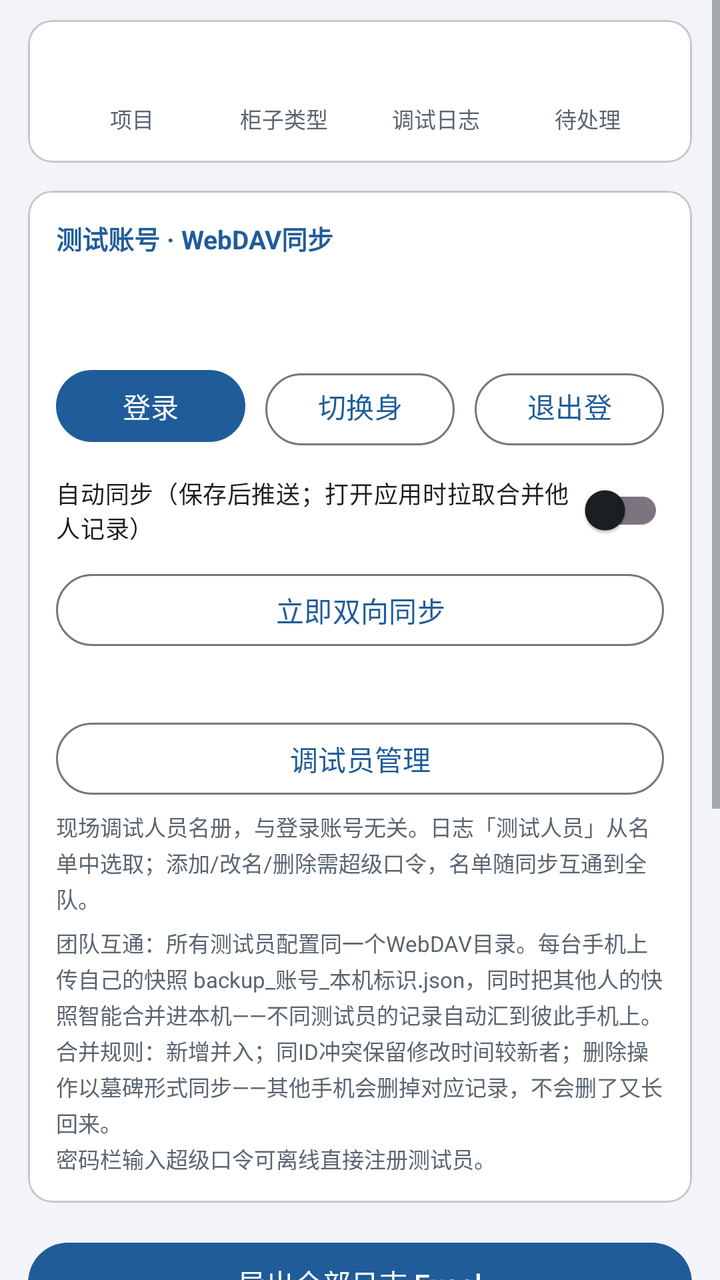
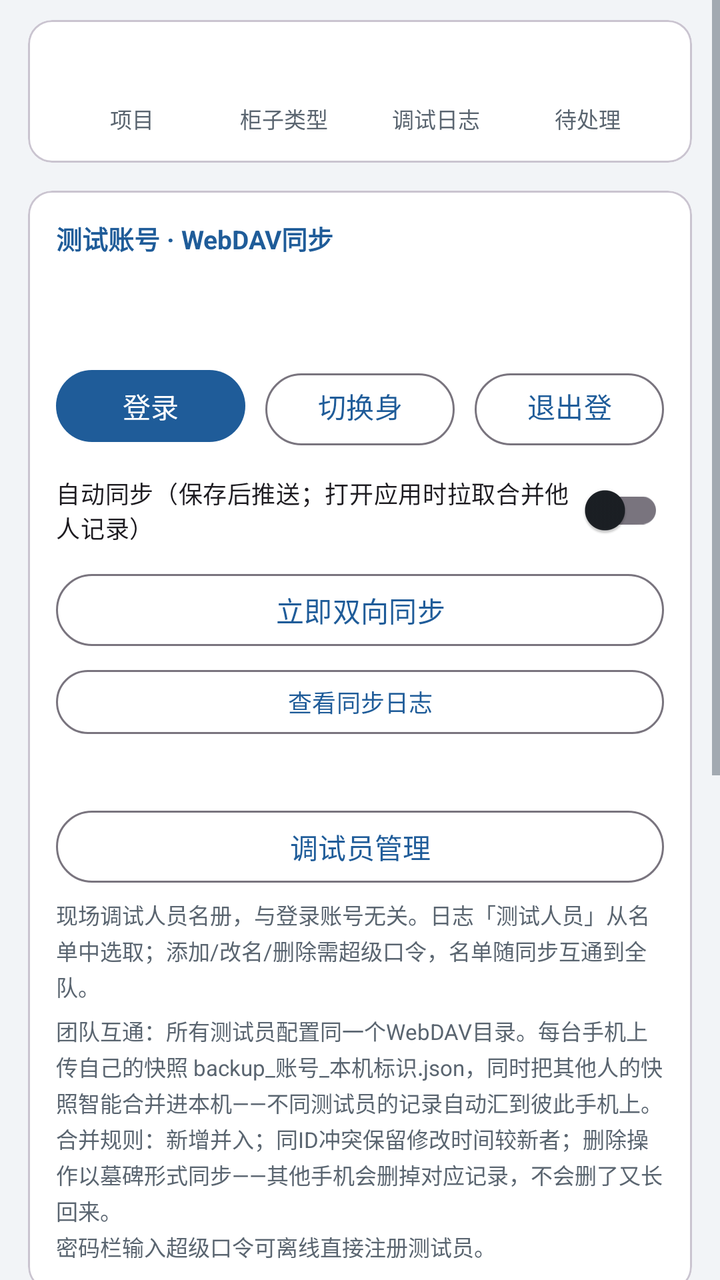

The first picture is an Android layout as it rendered before a commit; the second is the same layout after the commit. The layout source and the unified diff follow.
<!-- AndroidManifest.xml: application theme Theme.App -->
<!-- res/layout/fragment_tools.xml -->
<?xml version="1.0" encoding="utf-8"?>
<ScrollView xmlns:android="http://schemas.android.com/apk/res/android"
    android:layout_width="match_parent"
    android:layout_height="match_parent">

    <LinearLayout
        android:layout_width="match_parent"
        android:layout_height="wrap_content"
        android:orientation="vertical"
        android:paddingStart="14dp"
        android:paddingEnd="14dp"
        android:paddingBottom="24dp">

        <com.google.android.material.card.MaterialCardView
            android:layout_width="match_parent"
            android:layout_height="wrap_content"
            android:layout_marginTop="10dp">

            <LinearLayout
                android:layout_width="match_parent"
                android:layout_height="wrap_content"
                android:orientation="horizontal"
                android:padding="14dp">

                <LinearLayout
                    android:layout_width="0dp"
                    android:layout_height="wrap_content"
                    android:layout_weight="1"
                    android:gravity="center"
                    android:orientation="vertical">

                    <TextView
                        android:id="@+id/stat_projects"
                        android:layout_width="wrap_content"
                        android:layout_height="wrap_content"
                        android:textColor="?attr/colorPrimary"
                        android:textSize="20sp"
                        android:textStyle="bold" />

                    <TextView
                        android:layout_width="wrap_content"
                        android:layout_height="wrap_content"
                        android:text="@string/device_tab_projects"
                        android:textColor="@color/text_secondary"
                        android:textSize="11sp" />
                </LinearLayout>

                <LinearLayout
                    android:layout_width="0dp"
                    android:layout_height="wrap_content"
                    android:layout_weight="1"
                    android:gravity="center"
                    android:orientation="vertical">

                    <TextView
                        android:id="@+id/stat_types"
                        android:layout_width="wrap_content"
                        android:layout_height="wrap_content"
                        android:textColor="?attr/colorPrimary"
                        android:textSize="20sp"
                        android:textStyle="bold" />

                    <TextView
                        android:layout_width="wrap_content"
                        android:layout_height="wrap_content"
                        android:text="@string/device_tab_types"
                        android:textColor="@color/text_secondary"
                        android:textSize="11sp" />
                </LinearLayout>

                <LinearLayout
                    android:layout_width="0dp"
                    android:layout_height="wrap_content"
                    android:layout_weight="1"
                    android:gravity="center"
                    android:orientation="vertical">

                    <TextView
                        android:id="@+id/stat_logs"
                        android:layout_width="wrap_content"
                        android:layout_height="wrap_content"
                        android:textColor="?attr/colorPrimary"
                        android:textSize="20sp"
                        android:textStyle="bold" />

                    <TextView
                        android:layout_width="wrap_content"
                        android:layout_height="wrap_content"
                        android:text="@string/tab_logs"
                        android:textColor="@color/text_secondary"
                        android:textSize="11sp" />
                </LinearLayout>

                <LinearLayout
                    android:layout_width="0dp"
                    android:layout_height="wrap_content"
                    android:layout_weight="1"
                    android:gravity="center"
                    android:orientation="vertical">

                    <TextView
                        android:id="@+id/stat_pending"
                        android:layout_width="wrap_content"
                        android:layout_height="wrap_content"
                        android:textColor="@color/danger"
                        android:textSize="20sp"
                        android:textStyle="bold" />

                    <TextView
                        android:layout_width="wrap_content"
                        android:layout_height="wrap_content"
                        android:text="@string/fault_status_pending"
                        android:textColor="@color/text_secondary"
                        android:textSize="11sp" />
                </LinearLayout>
            </LinearLayout>
        </com.google.android.material.card.MaterialCardView>

        <com.google.android.material.card.MaterialCardView
            android:layout_width="match_parent"
            android:layout_height="wrap_content"
            android:layout_marginTop="14dp">

            <LinearLayout
                android:layout_width="match_parent"
                android:layout_height="wrap_content"
                android:orientation="vertical"
                android:padding="14dp">

                <TextView
                    android:layout_width="wrap_content"
                    android:layout_height="wrap_content"
                    android:text="@string/sync_section_title"
                    android:textColor="?attr/colorPrimary"
                    android:textSize="13sp"
                    android:textStyle="bold" />

                <TextView
                    android:id="@+id/tv_current_user"
                    android:layout_width="match_parent"
                    android:layout_height="wrap_content"
                    android:layout_marginTop="8dp"
                    android:textSize="13sp" />

                <TextView
                    android:id="@+id/tv_webdav_status"
                    android:layout_width="match_parent"
                    android:layout_height="wrap_content"
                    android:layout_marginTop="2dp"
                    android:textColor="@color/text_secondary"
                    android:textSize="11sp" />

                <LinearLayout
                    android:layout_width="match_parent"
                    android:layout_height="wrap_content"
                    android:layout_marginTop="10dp"
                    android:orientation="horizontal">

                    <Button
                        android:id="@+id/btn_login"
                        android:layout_width="0dp"
                        android:layout_height="44dp"
                        android:layout_weight="1"
                        android:text="@string/sync_login" />

                    <Button
                        android:id="@+id/btn_switch_user"
                        style="?attr/materialButtonOutlinedStyle"
                        android:layout_width="0dp"
                        android:layout_height="44dp"
                        android:layout_marginStart="10dp"
                        android:layout_weight="1"
                        android:text="@string/sync_switch" />

                    <Button
                        android:id="@+id/btn_logout"
                        style="?attr/materialButtonOutlinedStyle"
                        android:layout_width="0dp"
                        android:layout_height="44dp"
                        android:layout_marginStart="10dp"
                        android:layout_weight="1"
                        android:text="@string/sync_logout" />
                </LinearLayout>

                <androidx.appcompat.widget.SwitchCompat
                    android:id="@+id/sw_auto_upload"
                    android:layout_width="match_parent"
                    android:layout_height="wrap_content"
                    android:layout_marginTop="6dp"
                    android:text="@string/sync_auto_upload"
                    android:textSize="12sp" />

                <Button
                    android:id="@+id/btn_sync_now"
                    style="?attr/materialButtonOutlinedStyle"
                    android:layout_width="match_parent"
                    android:layout_height="44dp"
                    android:layout_marginTop="4dp"
                    android:text="@string/sync_now" />

                <TextView
                    android:id="@+id/tv_debuggers"
                    android:layout_width="match_parent"
                    android:layout_height="wrap_content"
                    android:layout_marginTop="10dp"
                    android:textSize="12sp" />

                <Button
                    android:id="@+id/btn_manage_debuggers"
                    style="?attr/materialButtonOutlinedStyle"
                    android:layout_width="match_parent"
                    android:layout_height="44dp"
                    android:layout_marginTop="4dp"
                    android:text="@string/debugger_manage" />

                <TextView
                    android:id="@+id/tv_debugger_desc"
                    android:layout_width="match_parent"
                    android:layout_height="wrap_content"
                    android:layout_marginTop="4dp"
                    android:lineSpacingExtra="2dp"
                    android:text="@string/debugger_desc"
                    android:textColor="@color/text_secondary"
                    android:textSize="11sp" />

                <TextView
                    android:layout_width="match_parent"
                    android:layout_height="wrap_content"
                    android:layout_marginTop="6dp"
                    android:lineSpacingExtra="2dp"
                    android:text="@string/sync_desc"
                    android:textColor="@color/text_secondary"
                    android:textSize="11sp" />
            </LinearLayout>
        </com.google.android.material.card.MaterialCardView>

        <Button
            android:id="@+id/btn_export"
            android:layout_width="match_parent"
            android:layout_height="48dp"
            android:layout_marginTop="16dp"
            android:text="@string/tools_export" />

        <TextView
            android:layout_width="match_parent"
            android:layout_height="wrap_content"
            android:layout_marginTop="4dp"
            android:text="@string/tools_export_desc"
            android:textColor="@color/text_secondary"
            android:textSize="12sp" />

        <Button
            android:id="@+id/btn_backup"
            style="?attr/materialButtonOutlinedStyle"
            android:layout_width="match_parent"
            android:layout_height="48dp"
            android:layout_marginTop="18dp"
            android:text="@string/tools_backup" />

        <TextView
            android:layout_width="match_parent"
            android:layout_height="wrap_content"
            android:layout_marginTop="4dp"
            android:text="@string/tools_backup_desc"
            android:textColor="@color/text_secondary"
            android:textSize="12sp" />

        <Button
            android:id="@+id/btn_restore"
            style="?attr/materialButtonOutlinedStyle"
            android:layout_width="match_parent"
            android:layout_height="48dp"
            android:layout_marginTop="18dp"
            android:text="@string/tools_restore" />

        <TextView
            android:layout_width="match_parent"
            android:layout_height="wrap_content"
            android:layout_marginTop="4dp"
            android:text="@string/tools_restore_desc"
            android:textColor="@color/danger"
            android:textSize="12sp" />

        <TextView
            android:layout_width="match_parent"
            android:layout_height="wrap_content"
            android:layout_marginTop="28dp"
            android:gravity="center"
            android:lineSpacingExtra="4dp"
            android:text="@string/about_offline"
            android:textColor="@color/text_secondary"
            android:textSize="12sp" />
    </LinearLayout>
</ScrollView>
<!-- resources referenced by this layout -->
<resources>
  <color name="danger">#B3261E</color>
  <color name="text_secondary">#5A6570</color>
  <string name="about_offline">数据仅存储于本机SQLite；仅在你主动使用WebDAV同步时才访问自己配置的服务器，不集成任何第三方SDK。\n备份文件为标准JSON（schemaVersion 2），可供后期电脑端/网页端直接读取。</string>
  <string name="debugger_desc">现场调试人员名册，与登录账号无关。日志「测试人员」从名单中选取；添加/改名/删除需超级口令，名单随同步互通到全队。</string>
  <string name="debugger_manage">调试员管理</string>
  <string name="device_tab_projects">项目</string>
  <string name="device_tab_types">柜子类型</string>
  <string name="fault_status_pending">待处理</string>
  <string name="sync_auto_upload">自动同步（保存后推送；打开应用时拉取合并他人记录）</string>
  <string name="sync_desc">团队互通：所有测试员配置同一个WebDAV目录。每台手机上传自己的快照 backup_账号_本机标识.json，同时把其他人的快照智能合并进本机——不同测试员的记录自动汇到彼此手机上。\n合并规则：新增并入；同ID冲突保留修改时间较新者；删除操作以"墓碑"形式同步——其他手机会删掉对应记录，不会删了又长回来。\n密码栏输入超级口令可离线直接注册测试员。</string>
  <string name="sync_login">登录</string>
  <string name="sync_logout">退出登录</string>
  <string name="sync_now">立即双向同步</string>
  <string name="sync_section_title">测试账号 · WebDAV同步</string>
  <string name="sync_switch">切换身份</string>
  <string name="tab_logs">调试日志</string>
  <string name="tools_backup">备份数据 (JSON)</string>
  <string name="tools_backup_desc">导出全部数据为单个JSON文件，可用于换机或存档</string>
  <string name="tools_export">导出全部日志 Excel</string>
  <string name="tools_export_desc">生成 .xlsx（A4纵向打印适配），含“调试日志”与“故障记录”两个工作表</string>
  <string name="tools_restore">恢复数据 (JSON)</string>
  <string name="tools_restore_desc">从备份JSON恢复，⚠ 将覆盖当前全部数据</string>
  <style name="Theme.App" parent="Theme.Material3.Light.NoActionBar">
          <item name="colorPrimary">@color/primary</item>
          <item name="colorOnPrimary">@color/on_primary</item>
          <item name="colorPrimaryContainer">@color/primary_container</item>
          <item name="colorOnPrimaryContainer">@color/on_primary_container</item>
          <item name="colorSecondary">@color/secondary</item>
          <item name="android:colorBackground">@color/bg</item>
          <item name="colorSurface">@color/surface</item>
          <item name="colorOnSurface">@color/on_surface</item>
          <item name="colorError">@color/danger</item>
          <item name="android:statusBarColor">@color/primary_dark</item>
          <item name="android:textColorSecondary">@color/text_secondary</item>
          <item name="android:divider">@color/divider</item>
      </style>
  <color name="primary">#1F5C99</color>
  <color name="on_primary">#FFFFFF</color>
  <color name="primary_container">#D9E6F5</color>
  <color name="on_primary_container">#0B3055</color>
  <color name="secondary">#45607F</color>
  <color name="bg">#F2F4F7</color>
  <color name="surface">#FFFFFF</color>
  <color name="on_surface">#1B1F24</color>
  <color name="primary_dark">#17456F</color>
  <color name="divider">#E1E5EA</color>
</resources>

<!-- the commit's change to res/layout/fragment_tools.xml (unified diff, before → after) -->
@@ -198,6 +198,15 @@
                     android:layout_marginTop="4dp"
                     android:text="@string/sync_now" />
 
+                <Button
+                    android:id="@+id/btn_sync_log"
+                    style="?attr/materialButtonOutlinedStyle"
+                    android:layout_width="match_parent"
+                    android:layout_height="40dp"
+                    android:layout_marginTop="4dp"
+                    android:textSize="12sp"
+                    android:text="@string/sync_log_view" />
+
                 <TextView
                     android:id="@+id/tv_debuggers"
                     android:layout_width="match_parent"
<!-- resource entries referenced after the edit -->
@@ -10,6 +10,7 @@
   <string name="fault_status_pending">待处理</string>
   <string name="sync_auto_upload">自动同步（保存后推送；打开应用时拉取合并他人记录）</string>
   <string name="sync_desc">团队互通：所有测试员配置同一个WebDAV目录。每台手机上传自己的快照 backup_账号_本机标识.json，同时把其他人的快照智能合并进本机——不同测试员的记录自动汇到彼此手机上。\n合并规则：新增并入；同ID冲突保留修改时间较新者；删除操作以"墓碑"形式同步——其他手机会删掉对应记录，不会删了又长回来。\n密码栏输入超级口令可离线直接注册测试员。</string>
+  <string name="sync_log_view">查看同步日志</string>
   <string name="sync_login">登录</string>
   <string name="sync_logout">退出登录</string>
   <string name="sync_now">立即双向同步</string>
